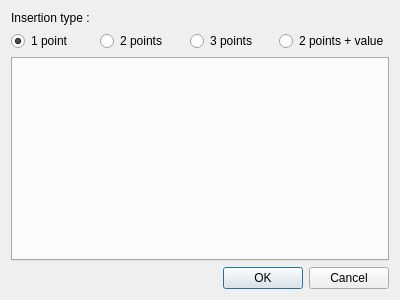
Old version of the form plugins/topographytools/tt_dialogdrawblocks.ui in the repository qwilvove/LibreCAD-topography.
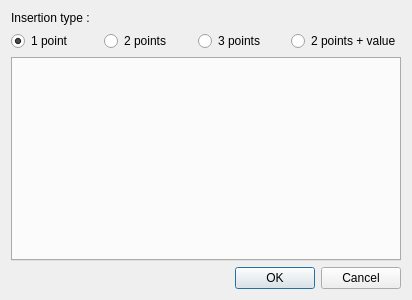
New version of the form.

Commit message: Cyclic main dialog

```diff
--- a/plugins/topographytools/tt_dialogdrawblocks.ui
+++ b/plugins/topographytools/tt_dialogdrawblocks.ui
@@ -6,7 +6,7 @@
    <rect>
     <x>0</x>
     <y>0</y>
-    <width>400</width>
+    <width>412</width>
     <height>300</height>
    </rect>
   </property>
```
Left out of the diff: 19 changed lines with no effect on the pictures. The commit also changes 7 other files.
